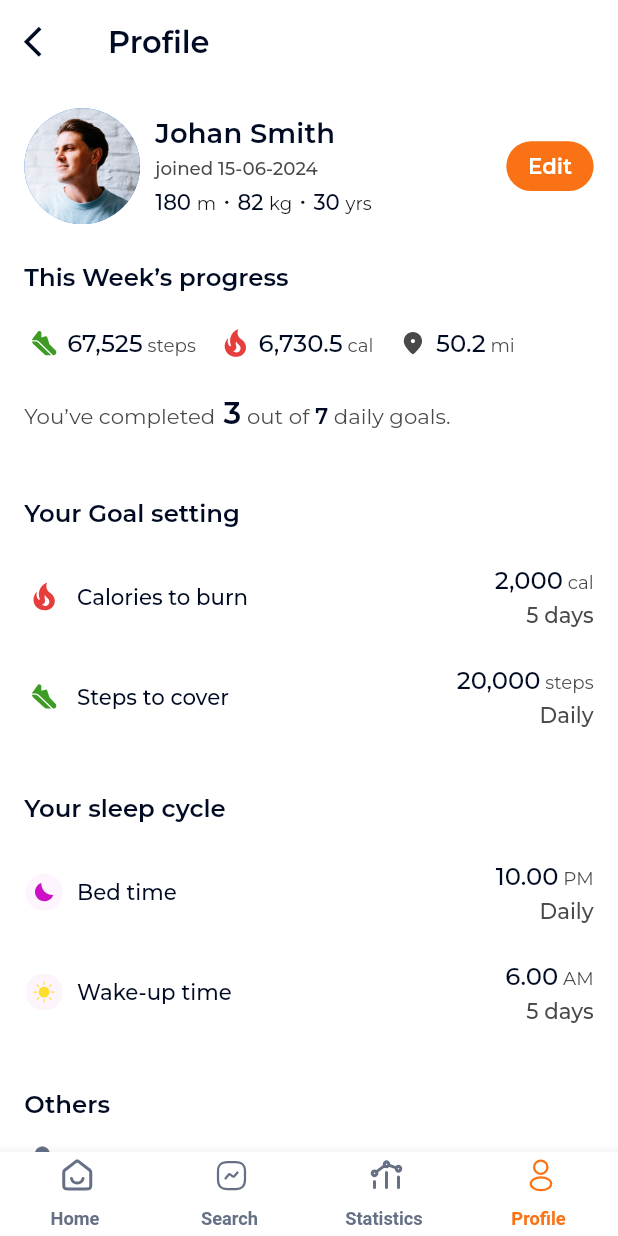
After one commit to Margub-Morshed/Fitness-Tracking-App, a Flutter app: the screen it shows after launch, item 4 of the bottom bar chosen, on a phone screen of 412 x 824 dp. The commit adds this screen. Run offline on Flutter 3.47's test engine with Material 3 defaults, Android fonts, the phone set to English and light mode, and no system bars; drawn by our look-alikes of badges, custom_navigation_bar; our stand-ins replace carousel_slider, flutter_screenutil, flutter_svg, get, google_fonts; Roboto replaces fonts that are missing (Overpass).

Commit message:
My Account Screen In Development
Worked Here
- Account information panel (name, joining date, height, weight, age,
  picture).
- Week's progress including steps, calories, distances.
- Goal's setting & sleep cycle work done.
- Other's option UI done.

```diff
--- /dev/null
+++ b/lib/features/my_account/presentation/screens/my_account.dart
@@ -0,0 +1,129 @@
+import 'package:flutter/material.dart';
+import 'package:flutter_screenutil/flutter_screenutil.dart';
+import '../../../../core/constants/text_font_style.dart';
+import '../../../../core/helpers/ui_helpers.dart';
+import '../../../../core/widgets/custom_appbar.dart';
+import '../../../../gen/assets.gen.dart';
+import '../widgets/info_row.dart';
+import '../widgets/my_account.dart';
+import '../widgets/other_card.dart';
+
+class MyAccountScreen extends StatelessWidget {
+  const MyAccountScreen({super.key});
+
+  @override
+  Widget build(BuildContext context) {
+    return SafeArea(
+      child: Scaffold(
+        appBar: const CustomAppBar(title: 'Profile', isBackNeeded: true),
+        body: SingleChildScrollView(
+          physics: const BouncingScrollPhysics(),
+          padding: EdgeInsets.all(UIHelper.kDefaultPadding()),
+          child: Column(
+            crossAxisAlignment: CrossAxisAlignment.start,
+            children: [
+              buildHeader(),
+              UIHelper.verticalSpaceSmall,
+              UIHelper.verticalSpace(14.h),
+
+              // Week's Progress Panel
+              Text(
+                'This Week’s progress',
+                style: TextFontStyle.headline16SemiBoldMontserrat,
+              ),
+              UIHelper.verticalSpaceMedium,
+              Row(
+                children: [
+                  buildSingleWorkProgressCard(
+                    iconPath: Assets.icons.steps,
+                    count: '67,525',
+                    label: 'steps',
+                  ),
+                  UIHelper.horizontalSpace(12.w),
+                  buildSingleWorkProgressCard(
+                    iconPath: Assets.icons.calories,
+                    count: '6,730.5',
+                    label: 'cal',
+                  ),
+                  UIHelper.horizontalSpace(12.w),
+                  buildSingleWorkProgressCard(
+                    iconPath: Assets.icons.distance,
+                    count: '50.2',
+                    label: 'mi',
+                  ),
+                ],
+              ),
+              UIHelper.verticalSpaceMedium,
+              buildCompletionStatusText(),
+              UIHelper.verticalSpaceSemiLarge,
+
+              // Goal Setting Panel
+              Text(
+                'Your Goal setting',
+                style: TextFontStyle.headline16SemiBoldMontserrat,
+              ),
+              UIHelper.verticalSpace(14.h),
+              UIHelper.verticalSpaceSmall,
+              InfoRow(
+                iconPath: Assets.icons.calories,
+                title: 'Calories to burn',
+                count: '2,000',
+                unit: 'cal',
+                duration: '5 days',
+              ),
+              UIHelper.verticalSpace(14.h),
+              UIHelper.verticalSpaceSmall,
+              InfoRow(
+                iconPath: Assets.icons.steps,
+                title: 'Steps to cover',
+                count: '20,000',
+                unit: 'steps',
+                duration: 'Daily',
+              ),
+              UIHelper.verticalSpaceSemiLarge,
+
+              // Sleep Cycle Panel
+              Text(
+                'Your sleep cycle',
+                style: TextFontStyle.headline16SemiBoldMontserrat,
+              ),
+              UIHelper.verticalSpace(14.h),
+              UIHelper.verticalSpaceSmall,
+              InfoRow(
+                iconPath: Assets.icons.sleep,
+                title: 'Bed time',
+                count: '10.00',
+                unit: 'PM',
+                duration: 'Daily',
+              ),
+              UIHelper.verticalSpace(14.h),
+              UIHelper.verticalSpaceSmall,
+              InfoRow(
+                iconPath: Assets.icons.wakeUp,
+                title: 'Wake-up time',
+                count: '6.00',
+                unit: 'AM',
+                duration: '5 days',
+              ),
+              UIHelper.verticalSpaceSemiLarge,
+
+              // Other's Panel
+              Text(
+                'Others',
+                style: TextFontStyle.headline16SemiBoldMontserrat,
+              ),
+              OtherCard(
+                  prefixIconPath: Assets.icons.person, label: 'My Account'),
+              OtherCard(
+                  prefixIconPath: Assets.icons.alert, label: 'Notification'),
+              OtherCard(
+                  prefixIconPath: Assets.icons.document,
+                  label: 'Privacy Policy'),
+              OtherCard(prefixIconPath: Assets.icons.signOut, label: 'Log out'),
+            ],
+          ),
+        ),
+      ),
+    );
+  }
+}
--- /dev/null
+++ b/lib/features/my_account/presentation/widgets/edit_small_button.dart
@@ -0,0 +1,31 @@
+import 'package:flutter/material.dart';
+import 'package:flutter_screenutil/flutter_screenutil.dart';
+import '../../../../core/constants/text_font_style.dart';
+import '../../../../gen/colors.gen.dart';
+
+class EditSmallButton extends StatelessWidget {
+  final VoidCallback? onPressed;
+
+  const EditSmallButton({super.key, this.onPressed});
+
+  @override
+  Widget build(BuildContext context) {
+    return ElevatedButton(
+      onPressed: onPressed,
+      style: ElevatedButton.styleFrom(
+        backgroundColor: AppColors.cF97316,
+        disabledBackgroundColor: AppColors.cF97316,
+        minimumSize: Size(53.w, 32.h), // Minimum size to match the container
+        padding: EdgeInsets.symmetric(horizontal: 12.w, vertical: 8.h),
+        shape: RoundedRectangleBorder(
+          borderRadius: BorderRadius.circular(20.r), // Border radius
+        ),
+        elevation: 4, // Elevation to match the blur radius of the shadow
+        shadowColor: const Color(0x28000000), // Shadow color
+      ),
+      child: Text('Edit',
+          style: TextFontStyle.headline14SemiBoldMontserrat
+              .copyWith(color: AppColors.cFFFFFF)),
+    );
+  }
+}
--- /dev/null
+++ b/lib/features/my_account/presentation/widgets/info_data.dart
@@ -0,0 +1,30 @@
+
+import 'package:flutter/material.dart';
+import '../../../../core/constants/text_font_style.dart';
+import '../../../../gen/colors.gen.dart';
+
+class InfoData extends StatelessWidget {
+  final String prefix;
+  final String postfix;
+  const InfoData({
+    super.key,
+    required this.prefix,
+    required this.postfix,
+  });
+
+  @override
+  Widget build(BuildContext context) {
+    return Text.rich(
+      TextSpan(
+        children: [
+          TextSpan(
+              text: prefix, style: TextFontStyle.headline14MediumMontserrat),
+          TextSpan(
+              text: postfix,
+              style: TextFontStyle.headline12RegularMontserrat
+                  .copyWith(color: AppColors.c110C11)),
+        ],
+      ),
+    );
+  }
+}
--- /dev/null
+++ b/lib/features/my_account/presentation/widgets/info_row.dart
@@ -0,0 +1,59 @@
+
+import 'package:flutter/material.dart';
+import 'package:flutter_screenutil/flutter_screenutil.dart';
+import 'package:flutter_svg/svg.dart';
+import '../../../../core/constants/text_font_style.dart';
+import '../../../../core/helpers/ui_helpers.dart';
+import '../../../../gen/colors.gen.dart';
+import 'label_count_tspan.dart';
+
+class InfoRow extends StatelessWidget {
+  final String iconPath;
+  final String title;
+  final String count;
+  final String unit;
+  final String duration;
+
+  const InfoRow({
+    super.key,
+    required this.iconPath,
+    required this.title,
+    required this.count,
+    required this.unit,
+    required this.duration,
+  });
+
+  @override
+  Widget build(BuildContext context) {
+    return Row(
+      mainAxisAlignment: MainAxisAlignment.spaceBetween,
+      children: [
+        // Left Portion
+        Row(
+          children: [
+            SvgPicture.asset(iconPath, height: 24.h, width: 24.w),
+            UIHelper.horizontalSpace(8.w),
+            Text(
+              title,
+              style: TextFontStyle.headline14MediumMontserrat,
+            ),
+          ],
+        ),
+
+        // Right Portion
+        Column(
+          crossAxisAlignment: CrossAxisAlignment.end,
+          children: [
+            LabelCountTSpan(count: count, label: unit),
+            UIHelper.verticalSpace4,
+            Text(
+              duration,
+              style: TextFontStyle.headline14MediumMontserrat
+                  .copyWith(color: AppColors.c494949),
+            ),
+          ],
+        ),
+      ],
+    );
+  }
+}
--- /dev/null
+++ b/lib/features/my_account/presentation/widgets/label_count_tspan.dart
@@ -0,0 +1,33 @@
+import 'package:flutter/material.dart';
+import '../../../../core/constants/text_font_style.dart';
+import '../../../../gen/colors.gen.dart';
+
+class LabelCountTSpan extends StatelessWidget {
+  const LabelCountTSpan({
+    super.key,
+    required this.count,
+    required this.label,
+  });
+
+  final String count;
+  final String label;
+
+  @override
+  Widget build(BuildContext context) {
+    return Text.rich(
+      TextSpan(
+        children: [
+          TextSpan(
+            text: count,
+            style: TextFontStyle.headline16MediumMontserrat,
+          ),
+          TextSpan(
+            text: ' $label',
+            style: TextFontStyle.headline12RegularMontserrat
+                .copyWith(color: AppColors.c494949),
+          ),
+        ],
+      ),
+    );
+  }
+}
--- /dev/null
+++ b/lib/features/my_account/presentation/widgets/my_account.dart
@@ -0,0 +1,136 @@
+import 'package:flutter/material.dart';
+import 'package:flutter_screenutil/flutter_screenutil.dart';
+import 'package:flutter_svg/svg.dart';
+import '../../../../core/constants/text_font_style.dart';
+import '../../../../core/helpers/ui_helpers.dart';
+import '../../../../gen/assets.gen.dart';
+import '../../../../gen/colors.gen.dart';
+import '../../../home/presentation/widgets/dot_divider.dart';
+import 'edit_small_button.dart';
+import 'info_data.dart';
+import 'label_count_tspan.dart';
+
+Row buildSingleWorkProgressCard(
+    {required final String iconPath,
+    required final String count,
+    required final String label}) {
+  return Row(
+    children: [
+      SvgPicture.asset(iconPath, height: 24.h, width: 24.w),
+      UIHelper.horizontalSpace(2.w),
+      LabelCountTSpan(count: count, label: label)
+    ],
+  );
+}
+
+Row buildHeader() {
+  return Row(
+    mainAxisAlignment: MainAxisAlignment.spaceBetween,
+    crossAxisAlignment: CrossAxisAlignment.center, // Center align vertically
+    children: [
+      // Left Portion (Circular Profile Image & Greeting's with Today's Date)
+      Row(
+        crossAxisAlignment:
+            CrossAxisAlignment.center, // Align items in the center vertically
+        children: [
+          CircleAvatar(
+            radius: 38.r, // Adjust the size as needed
+            backgroundImage: AssetImage(
+              Assets.images.defaultProfilePic.path,
+            ), // Default image
+          ),
+          UIHelper.horizontalSpaceSmall,
+
+          // Name - Joining Date - Basic Info (Height - Weight - Age)
+          buildInfoDataPanel(),
+        ],
+      ),
+      const EditSmallButton(),
+    ],
+  );
+}
+
+Column buildInfoDataPanel() {
+  return Column(
+    mainAxisSize: MainAxisSize.min,
+    crossAxisAlignment: CrossAxisAlignment.start,
+    mainAxisAlignment:
+        MainAxisAlignment.center, // Align the entire column to the center
+    children: [
+      // Greeting's
+      Text(
+        'Johan Smith',
+        style: TextFontStyle.headline18SemiBoldMontserrat.copyWith(
+          height: 1.2, // Adjust the line height for better spacing
+          letterSpacing: 0.09,
+        ),
+      ),
+      UIHelper.verticalSpace4,
+
+      // Date
+      Text(
+        'joined 15-06-2024',
+        textAlign: TextAlign.left,
+        style: TextFontStyle.headline12MediumMontserrat
+            .copyWith(color: AppColors.c494949, height: 1.2),
+      ),
+      UIHelper.verticalSpace6,
+
+      // Basic Information's
+      Row(
+        children: [
+          // Height - Meter
+          const InfoData(prefix: '180 ', postfix: 'm'),
+
+          // Dot
+          UIHelper.horizontalSpace6,
+          const DotDivider(),
+          UIHelper.horizontalSpace6,
+
+          // Weight - Kg
+          const InfoData(prefix: '82 ', postfix: 'kg'),
+
+          // Dot
+          UIHelper.horizontalSpace6,
+          const DotDivider(),
+          UIHelper.horizontalSpace6,
+
+          // Age - Years
+          const InfoData(prefix: '30 ', postfix: 'yrs'),
+        ],
+      )
+    ],
+  );
+}
+
+Text buildCompletionStatusText() {
+  return Text.rich(
+    TextSpan(
+      children: [
+        TextSpan(
+          text: 'You’ve completed',
+          style: TextFontStyle.headline14RegularMontserrat
+              .copyWith(color: AppColors.c494949),
+        ),
+        TextSpan(
+          text: ' 3',
+          style: TextFontStyle.headline20SemiBoldMontserrat,
+        ),
+        TextSpan(
+          text: ' out of',
+          style: TextFontStyle.headline14RegularMontserrat
+              .copyWith(color: AppColors.c494949),
+        ),
+        TextSpan(
+          text: ' 7',
+          style: TextFontStyle.headline14SemiBoldMontserrat,
+        ),
+        TextSpan(
+          text: ' daily goals.',
+          style: TextFontStyle.headline14RegularMontserrat
+              .copyWith(color: AppColors.c494949),
+        ),
+      ],
+    ),
+  );
+}
--- /dev/null
+++ b/lib/features/my_account/presentation/widgets/other_card.dart
@@ -0,0 +1,30 @@
+import 'package:flutter/material.dart';
+import 'package:flutter_screenutil/flutter_screenutil.dart';
+import 'package:flutter_svg/svg.dart';
+import '../../../../core/constants/text_font_style.dart';
+import '../../../../core/helpers/ui_helpers.dart';
+
+class OtherCard extends StatelessWidget {
+  final String prefixIconPath;
+  final String label;
+
+  const OtherCard({
+    super.key,
+    required this.prefixIconPath,
+    required this.label,
+  });
+
+  @override
+  Widget build(BuildContext context) {
+    return Container(
+      padding: EdgeInsets.symmetric(vertical: 16.h),
+      child: Row(
+        children: [
+          SvgPicture.asset(prefixIconPath),
+          UIHelper.horizontalSpace(16.w),
+          Text(label, style: TextFontStyle.headline16MediumMontserrat),
+        ],
+      ),
+    );
+  }
+}
--- a/lib/gen/assets.gen.dart
+++ b/lib/gen/assets.gen.dart
@@ -25,6 +25,9 @@ class $AssetsIconsGen {
   /// File path: assets/icons/activity.svg
   String get activity => 'assets/icons/activity.svg';
 
+  /// File path: assets/icons/alert.svg
+  String get alert => 'assets/icons/alert.svg';
+
   /// File path: assets/icons/calories.svg
   String get calories => 'assets/icons/calories.svg';
 
@@ -33,6 +36,9 @@ class $AssetsIconsGen {
 
   /// File path: assets/icons/distance.svg
   String get distance => 'assets/icons/distance.svg';
+
+  /// File path: assets/icons/document.svg
+  String get document => 'assets/icons/document.svg';
 
   /// File path: assets/icons/home.svg
   String get home => 'assets/icons/home.svg';
@@ -43,8 +49,17 @@ class $AssetsIconsGen {
   /// File path: assets/icons/pause.svg
   String get pause => 'assets/icons/pause.svg';
 
+  /// File path: assets/icons/person.svg
+  String get person => 'assets/icons/person.svg';
+
   /// File path: assets/icons/profile.svg
   String get profile => 'assets/icons/profile.svg';
+
+  /// File path: assets/icons/sign_out.svg
+  String get signOut => 'assets/icons/sign_out.svg';
+
+  /// File path: assets/icons/sleep.svg
+  String get sleep => 'assets/icons/sleep.svg';
 
   /// File path: assets/icons/steps.svg
   String get steps => 'assets/icons/steps.svg';
@@ -55,19 +70,28 @@ class $AssetsIconsGen {
   /// File path: assets/icons/time.svg
   String get time => 'assets/icons/time.svg';
 
+  /// File path: assets/icons/wake_up.svg
+  String get wakeUp => 'assets/icons/wake_up.svg';
+
   /// List of all assets
   List<String> get values => [
         activity,
+        alert,
         calories,
         chart,
         distance,
+        document,
         home,
         notification,
         pause,
+        person,
         profile,
+        signOut,
+        sleep,
         steps,
         tick,
-        time
+        time,
+        wakeUp
       ];
 }
 
--- a/lib/navigation_screen.dart
+++ b/lib/navigation_screen.dart
@@ -1,5 +1,6 @@
 // ignore_for_file: unused_field, deprecated_member_use
 import 'package:fitness_tracking_app/features/daily_activity/presentation/screens/daily_activity.dart';
+import 'package:fitness_tracking_app/features/my_account/presentation/screens/my_account.dart';
 import 'package:flutter/material.dart';
 import 'package:flutter_screenutil/flutter_screenutil.dart';
 import 'package:flutter_svg/svg.dart';
@@ -32,7 +33,7 @@ class _NavigationScreenState extends State<NavigationScreen> {
     const HomeScreen(),
     const DailyActivityScreen(),
     const HomeScreen(),
-    const HomeScreen(),
+    const MyAccountScreen(),
   ];
 
   @override
```
Also changed, not shown: assets/icons/alert.svg (added), assets/icons/document.svg (added), assets/icons/person.svg (added), assets/icons/sign_out.svg (added), assets/icons/sleep.svg (added), assets/icons/wake_up.svg (added).
